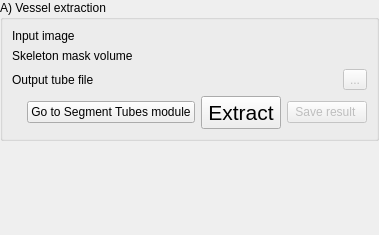
KitwareMedical/Deprecated-VesselView, file Modules/Scripted/Workflow/Widgets/Resources/UI/VesselExtractionStep.ui: the form before one commit.
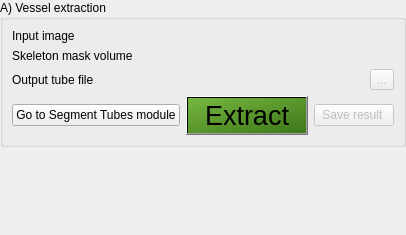
The form after the commit. Custom widgets are drawn as their Qt base class.

Commit message:
ENH: Bigger, greener text for the apply push buttons
In order to make the action more visible/obvious to the user, the push
button were costumized with:
 - a green-colored gradient inspired by the next/before arrows of the
workflow
 - Two spaces before and after the action to enlare the button and
highlight the text
 - an bigger point size (as the application default point size is 12)

Patch:
```diff
--- a/Modules/Scripted/Workflow/Widgets/Resources/UI/VesselExtractionStep.ui
+++ b/Modules/Scripted/Workflow/Widgets/Resources/UI/VesselExtractionStep.ui
@@ -66,7 +66,7 @@
          <widget class="QPushButton" name="VesselExtractionApplyPushButton">
           <property name="font">
            <font>
-            <pointsize>16</pointsize>
+            <pointsize>20</pointsize>
            </font>
           </property>
           <property name="toolTip">
@@ -77,8 +77,13 @@
 &lt;p style=&quot; margin-top:0px; margin-bottom:0px; margin-left:0px; margin-right:0px; -qt-block-indent:0; text-indent:0px;&quot;&gt;&lt;span style=&quot; font-size:8pt;&quot;&gt;Register image together&lt;/span&gt;&lt;/p&gt;
 &lt;p style=&quot;-qt-paragraph-type:empty; margin-top:0px; margin-bottom:0px; margin-left:0px; margin-right:0px; -qt-block-indent:0; text-indent:0px; font-size:8pt;&quot;&gt;&lt;/p&gt;&lt;/body&gt;&lt;/html&gt;</string>
           </property>
+          <property name="styleSheet">
+           <string notr="true">#VesselExtractionApplyPushButton {
+    background-color: QLinearGradient( x1: 0, y1: 0, x2: 1, y2: 1, stop: 0 #76b740, stop: 1 #3d7719);
+}</string>
+          </property>
           <property name="text">
-           <string>Extract</string>
+           <string>  Extract  </string>
           </property>
           <property name="checkable">
            <bool>true</bool>
```
The commit also changes 6 other files.
